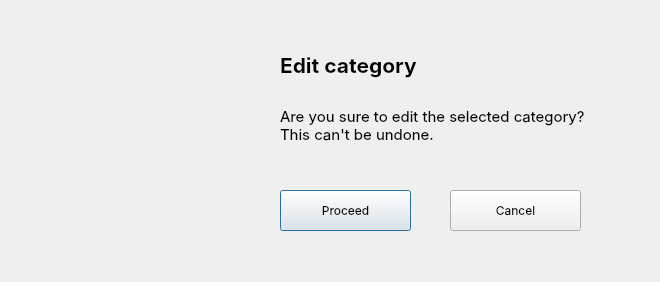
First picture: the form in POP_UP/1-Categories/edit_confirm_categ.ui, repository GildaFeb/Transaction-Management-System, before the edit.
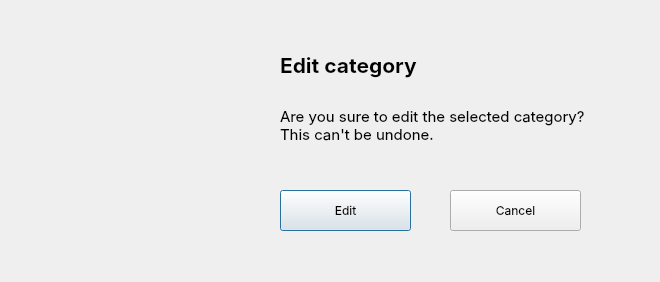
Second picture: the form after the edit. Icons and pictures are not drawn.

Diff of the .ui file:
```diff
--- a/POP_UP/1-Categories/edit_confirm_categ.ui
+++ b/POP_UP/1-Categories/edit_confirm_categ.ui
@@ -48,7 +48,7 @@
     </font>
    </property>
    <property name="text">
-    <string>Proceed</string>
+    <string>Edit</string>
    </property>
    <property name="default">
     <bool>false</bool>
```
Left out of the diff: 2 changed lines with no effect on the pictures.
